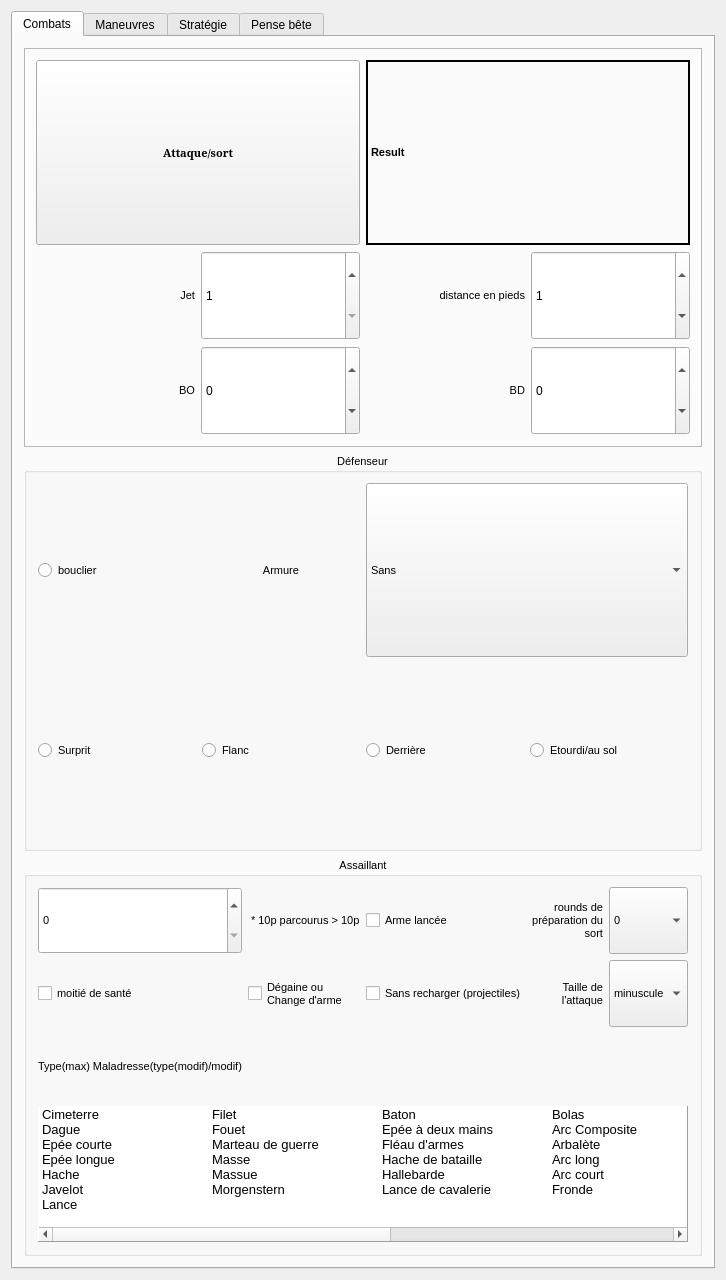
Above: mainwindow.ui from e2002e/JRTM-MERP before the change. Below: the same form after it.
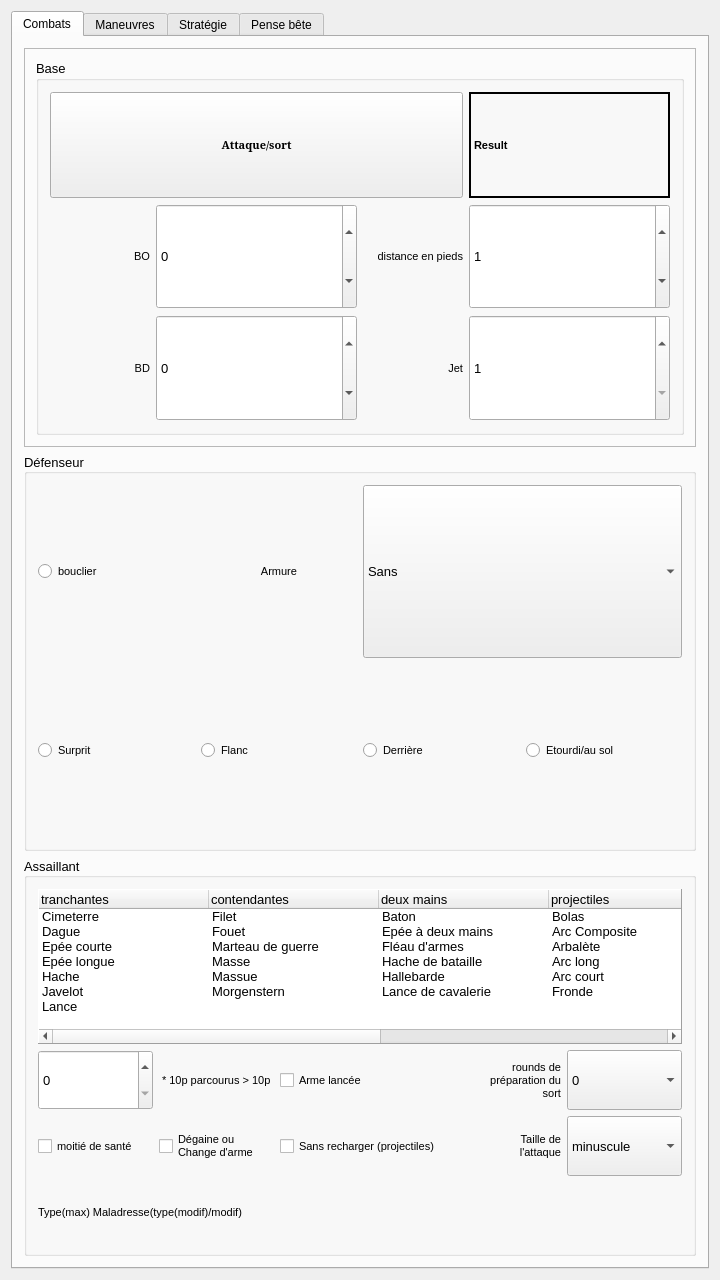
That is the form after the change. The open tabs and pages were chosen to show the change. Icons and pictures are not drawn.

Diff of the .ui file:
```diff
--- a/mainwindow.ui
+++ b/mainwindow.ui
@@ -108,54 +108,80 @@
            <enum>QFrame::Raised</enum>
           </property>
           <layout class="QGridLayout" name="gridLayout_2">
-           <item row="4" column="1">
-            <widget class="QSpinBox" name="spinBox_2">
+           <item row="0" column="0">
+            <widget class="QGroupBox" name="groupBox_7">
+             <property name="font">
+              <font>
+               <pointsize>10</pointsize>
+              </font>
+             </property>
+             <property name="title">
+              <string>Base</string>
+             </property>
+             <layout class="QGridLayout" name="gridLayout">
+              <item row="0" column="4" colspan="2">
+               <widget class="QLabel" name="result">
              <property name="sizePolicy">
               <sizepolicy hsizetype="Preferred" vsizetype="Preferred">
                <horstretch>0</horstretch>
                <verstretch>0</verstretch>
               </sizepolicy>
              </property>
-             <property name="accelerated">
-              <bool>true</bool>
-             </property>
-             <property name="showGroupSeparator" stdset="0">
+                <property name="font">
+                 <font>
+                  <pointsize>8</pointsize>
+                  <weight>75</weight>
+                  <bold>true</bold>
+                 </font>
+                </property>
+                <property name="layoutDirection">
+                 <enum>Qt::LeftToRight</enum>
+                </property>
+                <property name="autoFillBackground">
               <bool>false</bool>
              </property>
-             <property name="minimum">
-              <number>-49</number>
-             </property>
-             <property name="maximum">
-              <number>300</number>
-             </property>
-            </widget>
-           </item>
-           <item row="2" column="1">
-            <widget class="QSpinBox" name="spinBox">
+                <property name="frameShape">
+                 <enum>QFrame::WinPanel</enum>
+                </property>
+                <property name="frameShadow">
+                 <enum>QFrame::Plain</enum>
+                </property>
+                <property name="lineWidth">
+                 <number>1</number>
+                </property>
+                <property name="midLineWidth">
+                 <number>0</number>
+                </property>
+                <property name="text">
+                 <string>Result</string>
+                </property>
+                <property name="textFormat">
+                 <enum>Qt::PlainText</enum>
+                </property>
+               </widget>
+              </item>
+              <item row="0" column="0" colspan="4">
+               <widget class="QPushButton" name="pushButton">
              <property name="sizePolicy">
               <sizepolicy hsizetype="Preferred" vsizetype="Preferred">
                <horstretch>0</horstretch>
                <verstretch>0</verstretch>
               </sizepolicy>
              </property>
-             <property name="accelerated">
-              <bool>true</bool>
-             </property>
-             <property name="showGroupSeparator" stdset="0">
-              <bool>false</bool>
-             </property>
-             <property name="minimum">
-              <number>1</number>
-             </property>
-             <property name="maximum">
-              <number>999</number>
-             </property>
-             <property name="value">
-              <number>1</number>
-             </property>
-            </widget>
-           </item>
-           <item row="4" column="0">
+                <property name="font">
+                 <font>
+                  <family>Serif</family>
+                  <pointsize>8</pointsize>
+                  <weight>75</weight>
+                  <bold>true</bold>
+                 </font>
+                </property>
+                <property name="text">
+                 <string>Attaque/sort</string>
+                </property>
+               </widget>
+              </item>
+              <item row="1" column="0">
             <widget class="QLabel" name="label_2">
              <property name="sizePolicy">
               <sizepolicy hsizetype="Preferred" vsizetype="Preferred">
@@ -185,7 +211,7 @@
             </widget>
            </item>
            <item row="2" column="0">
-            <widget class="QLabel" name="label">
+               <widget class="QLabel" name="label_3">
              <property name="sizePolicy">
               <sizepolicy hsizetype="Preferred" vsizetype="Preferred">
                <horstretch>0</horstretch>
@@ -199,9 +225,6 @@
                <bold>false</bold>
               </font>
              </property>
-             <property name="layoutDirection">
-              <enum>Qt::LeftToRight</enum>
-             </property>
              <property name="frameShape">
               <enum>QFrame::NoFrame</enum>
              </property>
@@ -209,14 +232,36 @@
               <enum>QFrame::Raised</enum>
              </property>
              <property name="text">
-              <string>Jet</string>
+                 <string>BD</string>
              </property>
              <property name="alignment">
               <set>Qt::AlignRight|Qt::AlignTrailing|Qt::AlignVCenter</set>
              </property>
             </widget>
            </item>
-           <item row="4" column="4">
+              <item row="1" column="1" colspan="2">
+               <widget class="QSpinBox" name="spinBox_2">
+                <property name="sizePolicy">
+                 <sizepolicy hsizetype="Preferred" vsizetype="Preferred">
+                  <horstretch>0</horstretch>
+                  <verstretch>0</verstretch>
+                 </sizepolicy>
+                </property>
+                <property name="accelerated">
+                 <bool>true</bool>
+                </property>
+                <property name="showGroupSeparator" stdset="0">
+                 <bool>false</bool>
+                </property>
+                <property name="minimum">
+                 <number>-49</number>
+                </property>
+                <property name="maximum">
+                 <number>300</number>
+                </property>
+               </widget>
+              </item>
+              <item row="2" column="1" colspan="2">
             <widget class="QSpinBox" name="spinBox_3">
              <property name="sizePolicy">
               <sizepolicy hsizetype="Preferred" vsizetype="Preferred">
@@ -238,28 +283,7 @@
              </property>
             </widget>
            </item>
-           <item row="0" column="0" rowspan="2" colspan="2">
-            <widget class="QPushButton" name="pushButton">
-             <property name="sizePolicy">
-              <sizepolicy hsizetype="Preferred" vsizetype="Preferred">
-               <horstretch>0</horstretch>
-               <verstretch>0</verstretch>
-              </sizepolicy>
-             </property>
-             <property name="font">
-              <font>
-               <family>Serif</family>
-               <pointsize>8</pointsize>
-               <weight>75</weight>
-               <bold>true</bold>
-              </font>
-             </property>
-             <property name="text">
-              <string>Attaque/sort</string>
-             </property>
-            </widget>
-           </item>
-           <item row="2" column="3">
+              <item row="1" column="3">
             <widget class="QLabel" name="label_8">
              <property name="sizePolicy">
               <sizepolicy hsizetype="Preferred" vsizetype="Preferred">
@@ -284,7 +308,39 @@
              </property>
             </widget>
            </item>
-           <item row="2" column="4">
+              <item row="2" column="3">
+               <widget class="QLabel" name="label">
+                <property name="sizePolicy">
+                 <sizepolicy hsizetype="Preferred" vsizetype="Preferred">
+                  <horstretch>0</horstretch>
+                  <verstretch>0</verstretch>
+                 </sizepolicy>
+                </property>
+                <property name="font">
+                 <font>
+                  <pointsize>8</pointsize>
+                  <weight>50</weight>
+                  <bold>false</bold>
+                 </font>
+                </property>
+                <property name="layoutDirection">
+                 <enum>Qt::LeftToRight</enum>
+                </property>
+                <property name="frameShape">
+                 <enum>QFrame::NoFrame</enum>
+                </property>
+                <property name="frameShadow">
+                 <enum>QFrame::Raised</enum>
+                </property>
+                <property name="text">
+                 <string>Jet</string>
+                </property>
+                <property name="alignment">
+                 <set>Qt::AlignRight|Qt::AlignTrailing|Qt::AlignVCenter</set>
+                </property>
+               </widget>
+              </item>
+              <item row="1" column="4" colspan="2">
             <widget class="QSpinBox" name="spinBox_4">
              <property name="enabled">
               <bool>true</bool>
@@ -303,74 +359,32 @@
              </property>
             </widget>
            </item>
-           <item row="4" column="3">
-            <widget class="QLabel" name="label_3">
+              <item row="2" column="4" colspan="2">
+               <widget class="QSpinBox" name="spinBox">
              <property name="sizePolicy">
               <sizepolicy hsizetype="Preferred" vsizetype="Preferred">
                <horstretch>0</horstretch>
                <verstretch>0</verstretch>
               </sizepolicy>
              </property>
-             <property name="font">
-              <font>
-               <pointsize>8</pointsize>
-               <weight>50</weight>
-               <bold>false</bold>
-              </font>
-             </property>
-             <property name="frameShape">
-              <enum>QFrame::NoFrame</enum>
-             </property>
-             <property name="frameShadow">
-              <enum>QFrame::Raised</enum>
-             </property>
-             <property name="text">
-              <string>BD</string>
-             </property>
-             <property name="alignment">
-              <set>Qt::AlignRight|Qt::AlignTrailing|Qt::AlignVCenter</set>
+                <property name="accelerated">
+                 <bool>true</bool>
+                </property>
+                <property name="showGroupSeparator" stdset="0">
+                 <bool>false</bool>
+                </property>
+                <property name="minimum">
+                 <number>1</number>
+                </property>
+                <property name="maximum">
+                 <number>999</number>
+                </property>
+                <property name="value">
+                 <number>1</number>
              </property>
             </widget>
            </item>
-           <item row="0" column="3" rowspan="2" colspan="2">
-            <widget class="QLabel" name="result">
-             <property name="sizePolicy">
-              <sizepolicy hsizetype="Preferred" vsizetype="Preferred">
-               <horstretch>0</horstretch>
-               <verstretch>0</verstretch>
-              </sizepolicy>
-             </property>
-             <property name="font">
-              <font>
-               <pointsize>8</pointsize>
-               <weight>75</weight>
-               <bold>true</bold>
-              </font>
-             </property>
-             <property name="layoutDirection">
-              <enum>Qt::LeftToRight</enum>
-             </property>
-             <property name="autoFillBackground">
-              <bool>false</bool>
-             </property>
-             <property name="frameShape">
-              <enum>QFrame::WinPanel</enum>
-             </property>
-             <property name="frameShadow">
-              <enum>QFrame::Plain</enum>
-             </property>
-             <property name="lineWidth">
-              <number>1</number>
-             </property>
-             <property name="midLineWidth">
-              <number>0</number>
-             </property>
-             <property name="text">
-              <string>Result</string>
-             </property>
-             <property name="textFormat">
-              <enum>Qt::PlainText</enum>
-             </property>
+             </layout>
             </widget>
            </item>
           </layout>
@@ -386,7 +400,7 @@
           </property>
           <property name="font">
            <font>
-            <pointsize>8</pointsize>
+            <pointsize>10</pointsize>
             <weight>50</weight>
             <bold>false</bold>
            </font>
@@ -395,10 +409,10 @@
            <string>Assaillant</string>
           </property>
           <property name="alignment">
-           <set>Qt::AlignCenter</set>
+           <set>Qt::AlignLeading|Qt::AlignLeft|Qt::AlignVCenter</set>
           </property>
           <layout class="QGridLayout" name="gridLayout_12">
-           <item row="1" column="1">
+           <item row="2" column="1">
             <widget class="QCheckBox" name="checkBox_9">
              <property name="sizePolicy">
               <sizepolicy hsizetype="Preferred" vsizetype="Preferred">
@@ -422,7 +436,7 @@
              </property>
             </widget>
            </item>
-           <item row="0" column="1">
+           <item row="1" column="1">
             <widget class="QLabel" name="label_7">
              <property name="sizePolicy">
               <sizepolicy hsizetype="Preferred" vsizetype="Preferred">
@@ -442,7 +456,7 @@
              </property>
             </widget>
            </item>
-           <item row="0" column="4">
+           <item row="1" column="4">
             <widget class="QComboBox" name="comboBox_8">
              <property name="enabled">
               <bool>true</bool>
@@ -483,7 +497,7 @@
              </item>
             </widget>
            </item>
-           <item row="0" column="2">
+           <item row="1" column="2">
             <widget class="QCheckBox" name="checkBox">
              <property name="enabled">
               <bool>true</bool>
@@ -512,7 +526,7 @@
              </property>
             </widget>
            </item>
-           <item row="1" column="0">
+           <item row="2" column="0">
             <widget class="QCheckBox" name="checkBox_10">
              <property name="sizePolicy">
               <sizepolicy hsizetype="Preferred" vsizetype="Preferred">
@@ -535,7 +549,7 @@
              </property>
             </widget>
            </item>
-           <item row="1" column="2">
+           <item row="2" column="2">
             <widget class="QCheckBox" name="checkBox_2">
              <property name="enabled">
               <bool>true</bool>
@@ -561,7 +575,7 @@
              </property>
             </widget>
            </item>
-           <item row="1" column="3">
+           <item row="2" column="3">
             <widget class="QLabel" name="label_9">
              <property name="sizePolicy">
               <sizepolicy hsizetype="Preferred" vsizetype="Preferred">
@@ -587,7 +601,7 @@
              </property>
             </widget>
            </item>
-           <item row="1" column="4">
+           <item row="2" column="4">
             <widget class="QComboBox" name="comboBox_5">
              <property name="enabled">
               <bool>true</bool>
@@ -631,7 +645,7 @@
              </item>
             </widget>
            </item>
-           <item row="0" column="3">
+           <item row="1" column="3">
             <widget class="QLabel" name="label_34">
              <property name="font">
               <font>
@@ -655,7 +669,7 @@
              </property>
             </widget>
            </item>
-           <item row="0" column="0">
+           <item row="1" column="0">
             <widget class="QSpinBox" name="spinBox_5">
              <property name="sizePolicy">
               <sizepolicy hsizetype="Preferred" vsizetype="Preferred">
@@ -671,7 +685,7 @@
              </property>
             </widget>
            </item>
-           <item row="2" column="0">
+           <item row="3" column="0" colspan="2">
             <widget class="QLabel" name="label_6">
              <property name="sizePolicy">
               <sizepolicy hsizetype="Preferred" vsizetype="Preferred">
@@ -697,7 +711,7 @@
              </property>
             </widget>
            </item>
-           <item row="3" column="0" colspan="5">
+           <item row="0" column="0" colspan="5">
             <widget class="QTreeWidget" name="treeWidget">
              <property name="sizePolicy">
               <sizepolicy hsizetype="Preferred" vsizetype="Preferred">
@@ -782,7 +796,7 @@
               <bool>true</bool>
              </property>
              <attribute name="headerVisible">
-              <bool>false</bool>
+              <bool>true</bool>
              </attribute>
              <attribute name="headerCascadingSectionResizes">
               <bool>false</bool>
@@ -1033,7 +1047,7 @@
           </property>
           <property name="font">
            <font>
-            <pointsize>8</pointsize>
+            <pointsize>10</pointsize>
             <weight>50</weight>
             <bold>false</bold>
            </font>
@@ -1042,7 +1056,7 @@
            <string>Défenseur</string>
           </property>
           <property name="alignment">
-           <set>Qt::AlignCenter</set>
+           <set>Qt::AlignLeading|Qt::AlignLeft|Qt::AlignVCenter</set>
           </property>
           <layout class="QGridLayout" name="gridLayout_11">
            <item row="1" column="1">
```
Left out of the diff: 7 changed lines with no effect on the pictures. Lines whose indentation alone changed are shown as unchanged.
